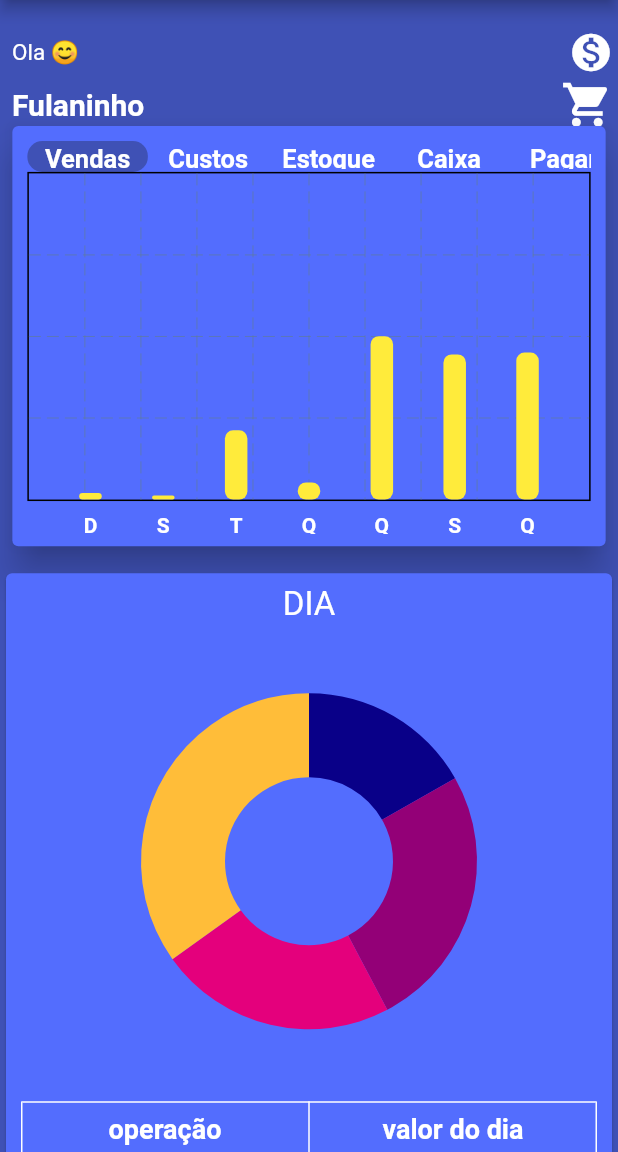
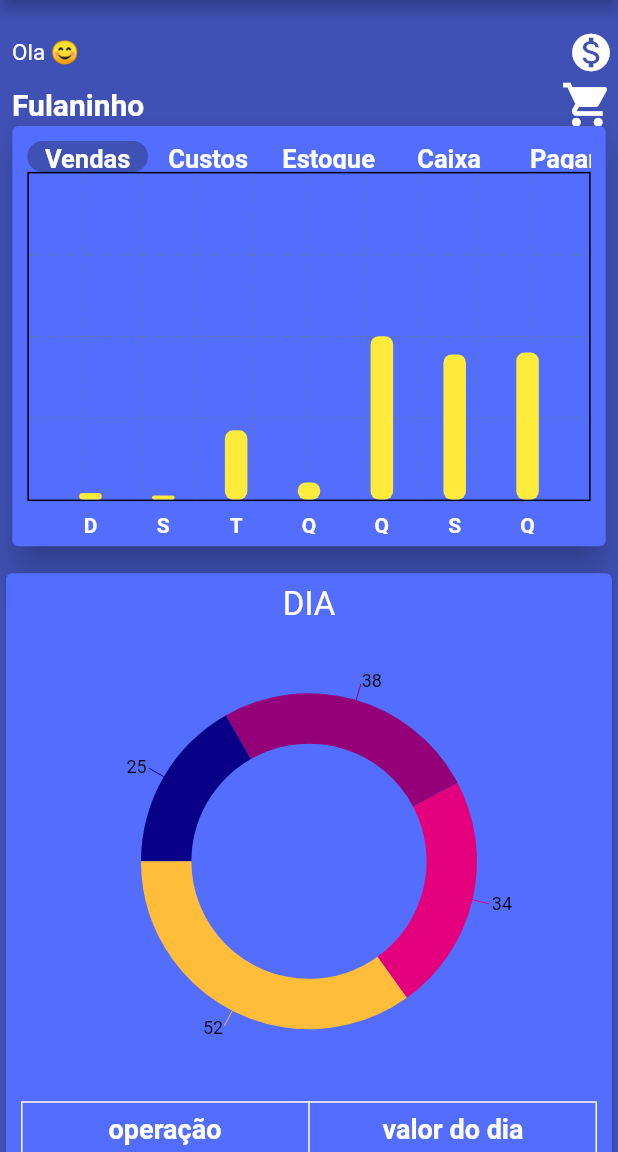
Before and after one commit to 7-ideias/POS-APP, a Flutter app: the PrincipalTela screen opened directly, on a phone screen of 412 x 824 dp, the part 84-1236 px from its top. Run offline on Flutter 3.47's test engine with Material 2 defaults, Android fonts, the phone set to English and light mode, and no system bars; drawn by our look-alikes of fl_chart; our stand-ins replace curved_navigation_bar, flutter_local_notifications, flutter_slidable, lottie, pdf, share and 2 more; missing offline and left inert: cron, pdf_viewer_plugin; accounts and stored records are empty.

Commit message:
Grafico doughnut legal

```diff
--- a/lib/utilitarios/Donut.dart
+++ b/lib/utilitarios/Donut.dart
@@ -1,39 +1,66 @@
 import 'package:flutter/material.dart';
 import 'package:syncfusion_flutter_charts/charts.dart';
 
-class Donut extends StatelessWidget{
+import '../controller/app_controller.dart';
 
+class Donut extends StatelessWidget {
   Donut(BuildContext context);
 
   @override
   Widget build(BuildContext context) {
+    final List<ChartData> chartData = [
+      ChartData('David', 25, const Color.fromRGBO(9, 0, 136, 1)),
+      ChartData('Steve', 38, const Color.fromRGBO(147, 0, 119, 1)),
+      ChartData('Jack', 34, const Color.fromRGBO(228, 0, 124, 1)),
+      ChartData('Others', 52, const Color.fromRGBO(255, 189, 57, 1))
+    ];
+    // final List<Color> coresIndex = [
+    //   chartData.last.color
+    // ];
 
-    final List<ChartData> chartData = [
-      ChartData('David', 25, const Color.fromRGBO(9,0,136,1)),
-      ChartData('Steve', 38, const Color.fromRGBO(147,0,119,1)),
-      ChartData('Jack', 34, const Color.fromRGBO(228,0,124,1)),
-      ChartData('Others', 52, const Color.fromRGBO(255,189,57,1))
-    ];
-
-    return  Container(
+    return Container(
       child: SfCircularChart(
         series: <CircularSeries>[
           // Renders doughnut chart
           DoughnutSeries<ChartData, String>(
             dataSource: chartData,
-                          pointColorMapper:(ChartData data,  _) => data.color,
+            pointColorMapper: (ChartData data, _) => data.color,
             xValueMapper: (ChartData data, _) => data.x,
-                          yValueMapper: (ChartData data, _) => data.y
+            yValueMapper: (ChartData data, _) => data.y,
+            explode: true,
+            explodeAll: true,
+            dataLabelSettings: DataLabelSettings(
+              isVisible: true,
+              labelPosition: ChartDataLabelPosition.outside,
+              textStyle: TextStyle(
+                color: Colors.black,
               ),
-                    ]
+              connectorLineSettings: ConnectorLineSettings(
+                color: Colors.white,
+              ),
+              margin: EdgeInsets.all(10),
+            ),
+            cornerStyle: CornerStyle.bothFlat,
+            selectionBehavior: SelectionBehavior(
+              enable: true,
+              selectedBorderColor: Colors.white,
+              unselectedBorderColor: Colors.transparent,
+              selectedBorderWidth: 0.2,
+              toggleSelection: true,
+            ),
+            startAngle: 270,
+            endAngle: 270,
+            innerRadius: '70%',
+          ),
+        ],
       ),
     );
   }
-
 }
 
 class ChartData {
   ChartData(this.x, this.y, this.color);
+
   final String x;
   final double y;
   final Color color;
```
Also changed, not shown: pubspec.lock, 2 other files. Lines whose indentation alone changed are shown as unchanged.
